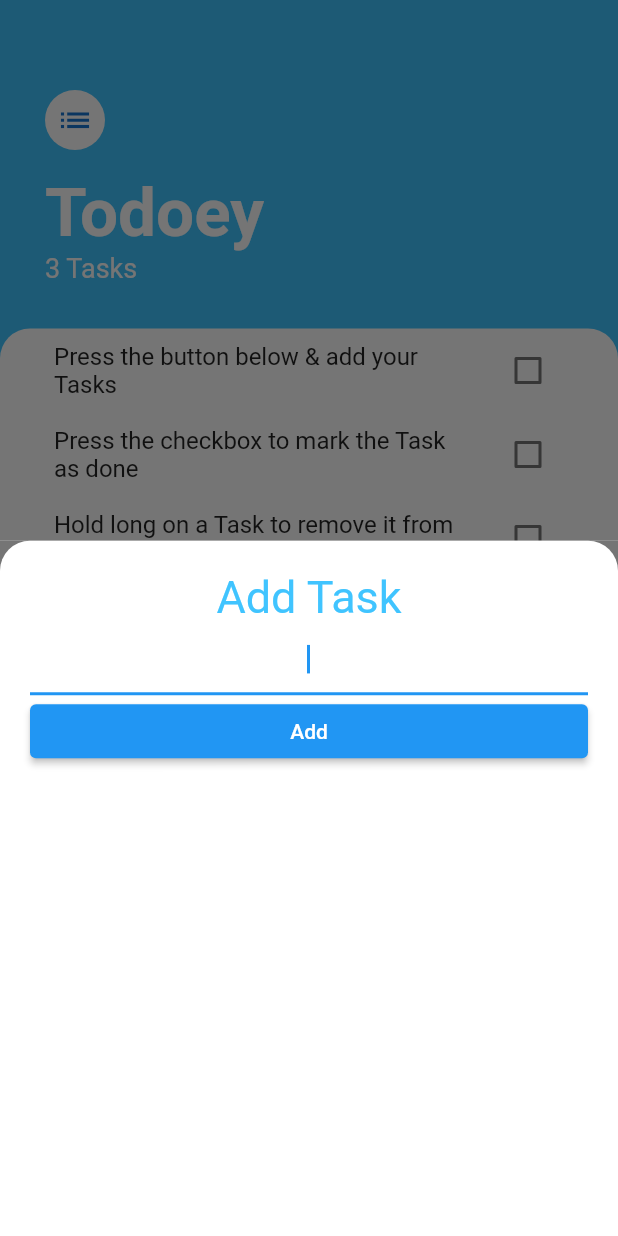
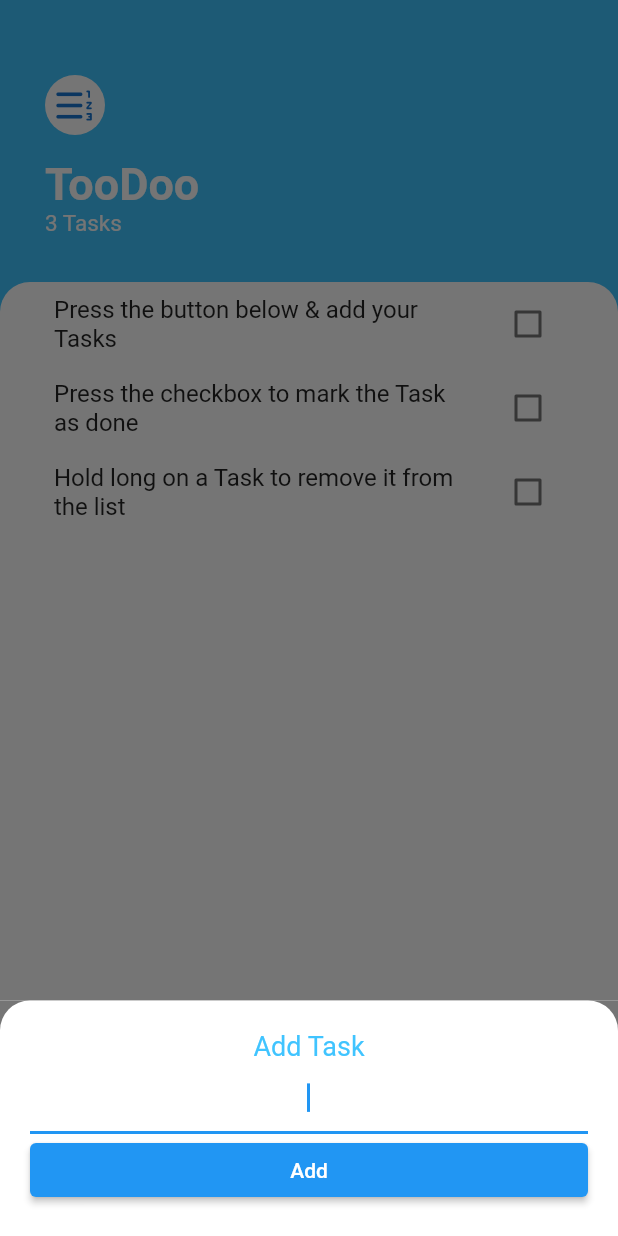
Before and after one commit to arnabb38/todoey, a Flutter app: the screen it shows after launch, after a tap on the "add" icon, on a phone screen of 412 x 824 dp. Run offline on Flutter 3.47's test engine with Material 2 defaults, Android fonts, the phone set to English and light mode, and no system bars.

Commit message:
quickfix in design, padding, font-size

```diff
--- a/lib/screens/add_task_screen.dart
+++ b/lib/screens/add_task_screen.dart
@@ -1,3 +1,4 @@
+import 'package:flutter/cupertino.dart';
 import 'package:flutter/material.dart';
 import 'package:flutter/painting.dart';
 import 'package:provider/provider.dart';
@@ -8,7 +9,8 @@ class AddTaskScreen extends StatelessWidget {
   Widget build(BuildContext context) {
     String newTaskTitle;
 
-    return Container(
+    return SingleChildScrollView(
+      child: Container(
         color: Color(0xFF757575),
         child: Container(
           padding: const EdgeInsets.all(20.0),
@@ -26,7 +28,7 @@ class AddTaskScreen extends StatelessWidget {
                 "Add Task",
                 textAlign: TextAlign.center,
                 style: TextStyle(
-                fontSize: 30.0,
+                  fontSize: 18.0,
                   color: Colors.lightBlueAccent,
                 ),
               ),
@@ -40,7 +42,7 @@ class AddTaskScreen extends StatelessWidget {
               ElevatedButton(
                 child: Text("Add"),
                 onPressed: () {
-                if (newTaskTitle != null) {
+                  if (newTaskTitle != null && newTaskTitle.length > 1) {
                     Provider.of<TaskData>(context, listen: false).addTask(
                         newTaskTitle); // added "listen: false" to fix the functionality
                   }
@@ -50,6 +52,7 @@ class AddTaskScreen extends StatelessWidget {
             ],
           ),
         ),
+      ),
     );
   }
 }
--- a/lib/screens/task_screen.dart
+++ b/lib/screens/task_screen.dart
@@ -27,14 +27,14 @@ class TaskScreen extends StatelessWidget {
           Container(
             child: Padding(
               padding: const EdgeInsets.only(
-                  top: 60.0, bottom: 30.0, left: 30.0, right: 30.0),
+                  top: 50.0, bottom: 30.0, left: 30.0, right: 30.0),
               child: Column(
                 crossAxisAlignment: CrossAxisAlignment.start,
                 children: [
                   CircleAvatar(
                     child: Icon(
-                      Icons.list,
-                      size: 25.0,
+                      Icons.format_list_numbered_rtl_rounded,
+                      size: 30.0,
                     ),
                     backgroundColor: Colors.white,
                     radius: 20.0,
@@ -43,10 +43,10 @@ class TaskScreen extends StatelessWidget {
                     height: 15.0,
                   ),
                   Text(
-                    "Todoey",
+                    "TooDoo",
                     style: TextStyle(
                       color: Colors.white,
-                      fontSize: 45.0,
+                      fontSize: 30.0,
                       fontWeight: FontWeight.w700,
                     ),
                   ),
@@ -54,7 +54,7 @@ class TaskScreen extends StatelessWidget {
                     ("${Provider.of<TaskData>(context).taskCount} Tasks"),
                     style: TextStyle(
                       color: Colors.white,
-                      fontSize: 18.0,
+                      fontSize: 15.0,
                       // fontWeight: FontWeight.w700,
                     ),
                   ),
```
Lines whose indentation alone changed are shown as unchanged.
